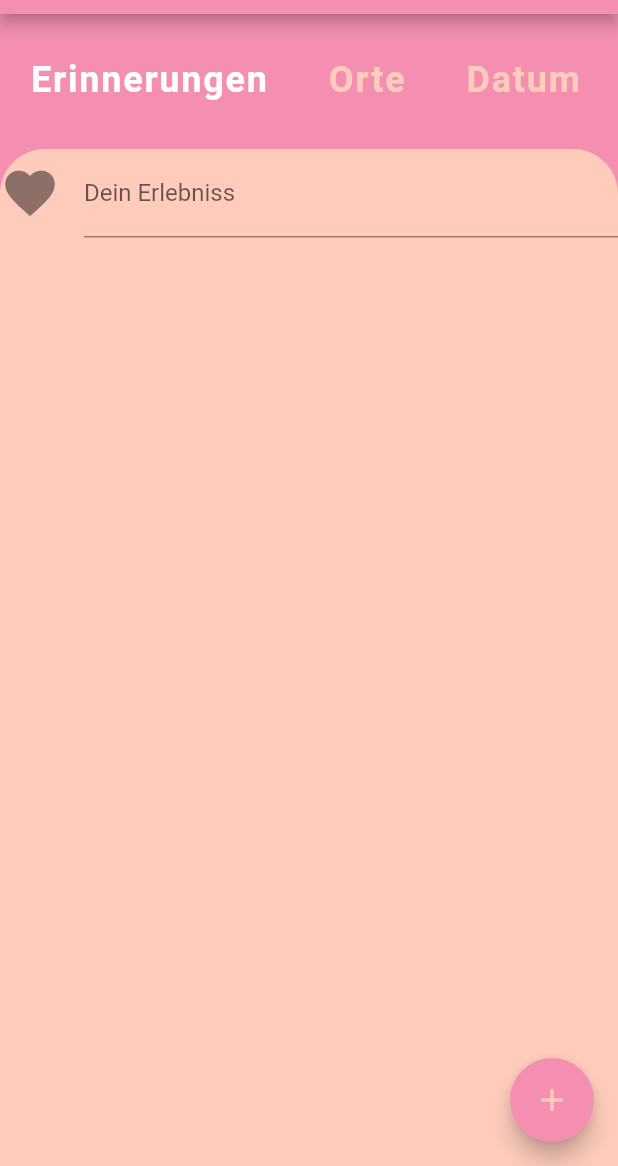
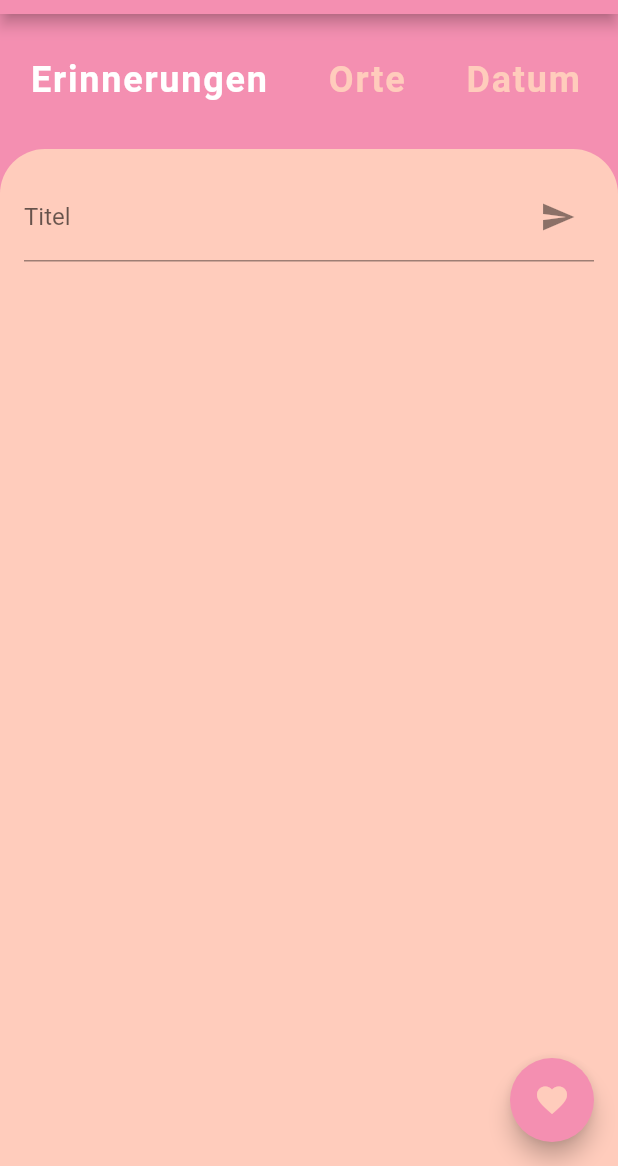
Before and after one commit to natascha20/Memory-Collector, a Flutter app: the screen it shows after launch, on a phone screen of 412 x 824 dp, the part 70-1236 px from its top. Run offline on Flutter 3.47's test engine with Material 2 defaults, Android fonts, the phone set to English and light mode, and no system bars.

Commit message:
TextField with button

```diff
--- a/memorycollector/lib/main.dart
+++ b/memorycollector/lib/main.dart
@@ -25,7 +25,9 @@ class _CategorySelectorState extends State<CategorySelector> {
   Widget build(BuildContext context) {
     return Container(
       height: 90.0,
-      color: Theme.of(context).primaryColor,
+      color: Theme
+          .of(context)
+          .primaryColor,
       child: ListView.builder(
         scrollDirection: Axis.horizontal,
         itemCount: categories.length,
@@ -46,7 +48,9 @@ class _CategorySelectorState extends State<CategorySelector> {
                 style: TextStyle(
                   color: index == selectedIndex
                       ? Colors.white
-                      : Theme.of(context).accentColor,
+                      : Theme
+                      .of(context)
+                      .accentColor,
                   fontSize: 24.0,
                   fontWeight: FontWeight.bold,
                   letterSpacing: 1.2,
@@ -95,12 +99,16 @@ class _MyHomePageState extends State<MyHomePage> {
   @override
   Widget build(BuildContext context) {
     return Scaffold(
-      backgroundColor: Theme.of(context).primaryColor,
+        backgroundColor: Theme
+            .of(context)
+            .primaryColor,
         appBar: AppBar(
           title: Text(
             widget.title,
             style: TextStyle(
-            color: Theme.of(context).accentColor,
+              color: Theme
+                  .of(context)
+                  .accentColor,
               fontWeight: FontWeight.bold,
             ),
           ),
@@ -112,23 +120,42 @@ class _MyHomePageState extends State<MyHomePage> {
             Expanded(
               child: Container(
                 decoration: BoxDecoration(
-                color: Theme.of(context).accentColor,
+                  color: Theme
+                      .of(context)
+                      .accentColor,
                   borderRadius: BorderRadius.only(
                     topLeft: Radius.circular(30.0),
                     topRight: Radius.circular(30.0),
                   ),
                 ),
+                child: Padding(
+                  padding: const EdgeInsets.all(16.0),
                   child: TextField(
                     onChanged: (text) {
                       value = text;
                     },
-                cursorColor: Theme.of(context).primaryColor,
+                    cursorColor: Theme
+                        .of(context)
+                        .primaryColor,
                     textAlign: TextAlign.center,
                     keyboardType: TextInputType.text,
                     textInputAction: TextInputAction.send,
                     decoration: InputDecoration(
-                  labelText: 'Dein Erlebniss',
-                  icon: Icon(Icons.favorite, size: 40.0,),
+                      labelText: 'Titel',
+                      suffixIcon: IconButton(
+                        icon: Icon(Icons.send),
+                        onPressed: (){
+                          return showDialog(
+                            context: context,
+                            builder: (context){
+                              return AlertDialog(
+                                content: Text(value),
+                              );
+                            },
+                          );
+                        },
+                      )
+                    ),
                   ),
                 ),
               ),
@@ -138,9 +165,9 @@ class _MyHomePageState extends State<MyHomePage> {
         floatingActionButton: FloatingActionButton(
         backgroundColor: Theme.of(context).primaryColor,
         foregroundColor: Theme.of(context).accentColor,
-        onPressed: _incrementCounter,
-        tooltip: 'Increment',
-        child: Icon(Icons.add),
+        onPressed: (){},
+        tooltip: 'Show me the value',
+        child: Icon(Icons.favorite),
         ),
         );
     }
```
Lines whose indentation alone changed are shown as unchanged.
